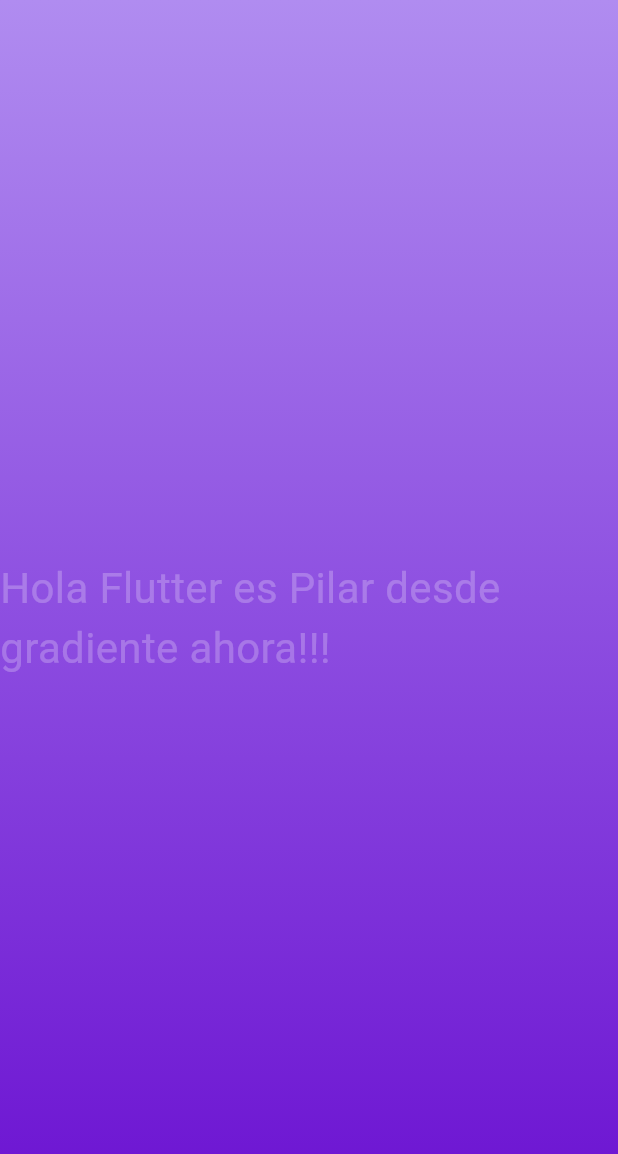
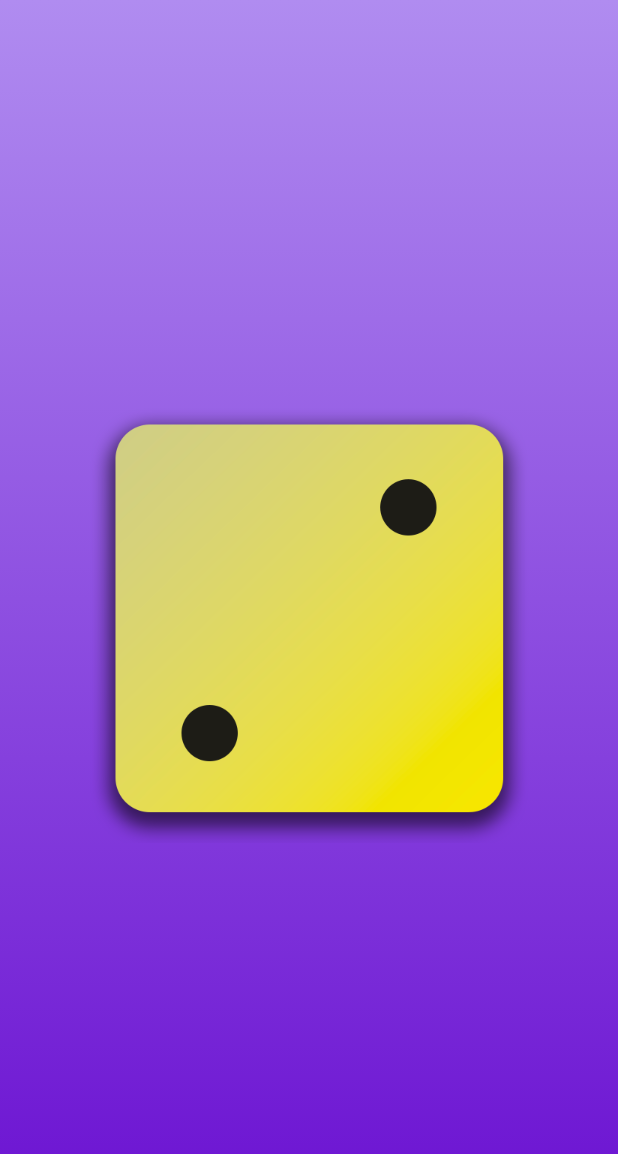
Before and after one commit to Kariakito/Flutter2Dice, a Flutter app: the screen it shows after launch, on a phone screen of 412 x 824 dp. Shown: the top 1154 px of the screen. Run offline on Flutter 3.47's test engine with Material 3 defaults, Android fonts, the phone set to English and light mode, and no system bars.

Commit message:
fixing nameing in pubspec.yaml file now dice image 2 is working

```diff
--- a/dice_app/lib/gradient_container.dart
+++ b/dice_app/lib/gradient_container.dart
@@ -20,8 +20,11 @@ class GradientContainer extends StatelessWidget {
           end: endAlignment,
         ),
       ),
-      child: const Center(
-        child: StyleText('Hola Flutter es Pilar desde gradiente ahora!!!'),
+      child: Center(
+        child: Image.asset(
+          'assets/images/dice-images/dice-2.png',
+          width: 300,
+        ),
       ),
     );
   }
```
Also changed, not shown: dice_app/pubspec.yaml (+6 -6 lines).
